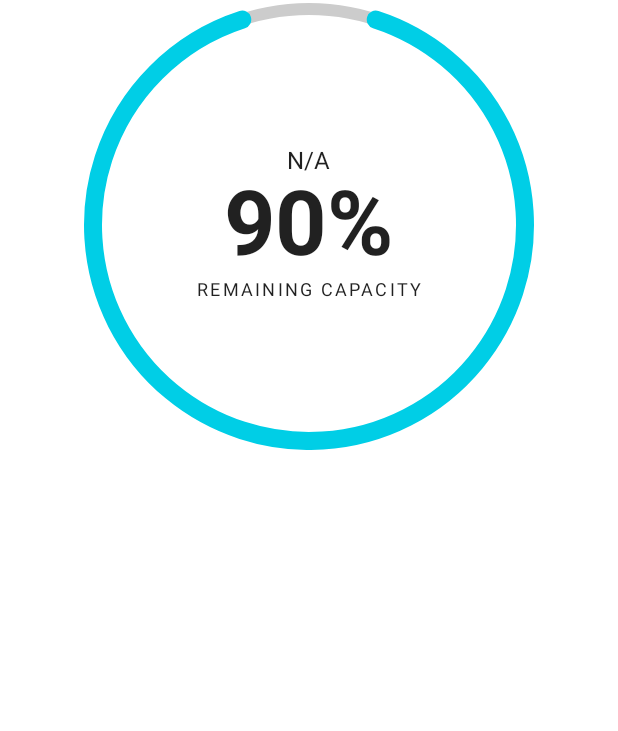
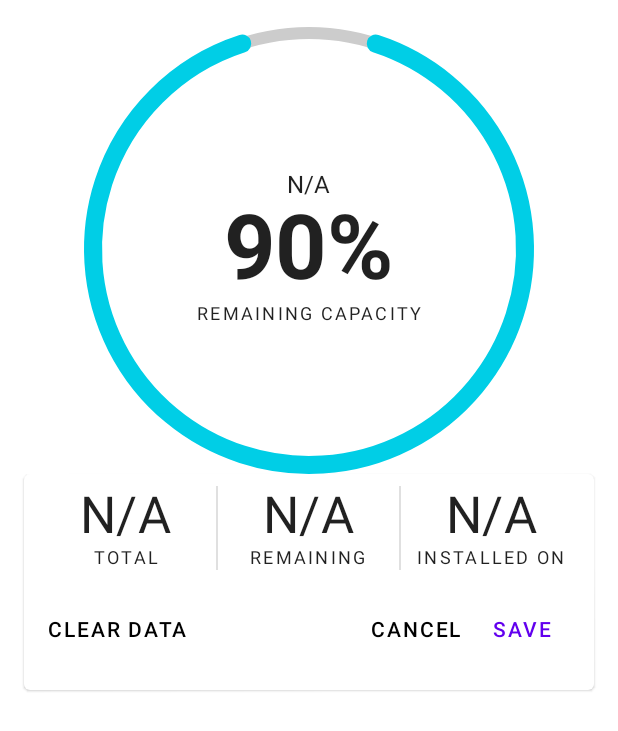
Before and after one commit to SaherAlSous/WaterFilterCompanion-JetpackCompose, an Android app built with Jetpack Compose: the screen it shows after launch (MainActivity), on a phone screen of 412 x 824 dp. Shown: the top 731 px of the screen. Run offline under Robolectric (Android 15) with nearby library versions, the phone set to English and light mode, and no system bars; our stand-ins replace Dagger/Hilt's generated code, constraintlayout-compose.

Commit message:
Video - 9 + 10 Detail Card Layout and linking functions

```diff
--- /dev/null
+++ b/app/src/main/java/com/saher/android/waterfiltercompanion_jetpackcompose/ui/components/detailscard/DetailsCard.kt
@@ -0,0 +1,162 @@
+package com.saher.android.waterfiltercompanion_jetpackcompose.ui.components.detailscard
+
+import androidx.compose.animation.AnimatedVisibility
+import androidx.compose.animation.ExperimentalAnimationApi
+import androidx.compose.animation.slideInHorizontally
+import androidx.compose.animation.slideOutHorizontally
+import androidx.compose.foundation.layout.*
+import androidx.compose.material.*
+import androidx.compose.runtime.Composable
+import androidx.compose.ui.Alignment
+import androidx.compose.ui.Modifier
+import androidx.compose.ui.res.stringResource
+import androidx.compose.ui.unit.dp
+import com.saher.android.waterfiltercompanion_jetpackcompose.R
+import com.saher.android.waterfiltercompanion_jetpackcompose.ui.components.detailscard.content.DetailsContent
+
+
+@ExperimentalAnimationApi
+@Composable
+fun DetailsCard(
+    modifier: Modifier = Modifier,
+    editMode: Boolean,
+    totalCapacity: Int?,
+    remainingCapacity: Int?,
+    installOnFormatted: String?,
+    // Callbacks
+    onEdit:() -> Unit,
+    onClearData:() -> Unit,
+    onCancel:() -> Unit,
+    onSave:() -> Unit
+) {
+  Card(
+      modifier
+          ) {
+      Column(modifier.padding(8.dp)) {
+          //Details Content
+          DetailsContent(
+              totalCapacity = totalCapacity,
+              remainingCapacity = remainingCapacity,
+              installOnFormatted = installOnFormatted
+          )
+          //Details Actions
+          DetailsActions(
+              modifier = Modifier
+                  .padding(top = 8.dp)
+              ,editMode = editMode,
+          onEdit = onEdit,
+              onClearData = onClearData,
+              onCancel = onCancel,
+              onSave = onSave
+          )
+
+      }
+  }
+}
+
+/**
+ * To make the animation conditions visible, we have
+ * to use this annotation [ExperimentalAnimationApi]
+ * and use the function [AnimatedVisibility]
+ */
+@ExperimentalAnimationApi
+@Composable
+private fun DetailsActions(
+    modifier: Modifier = Modifier,
+    editMode: Boolean,
+    //Callbacks
+    onEdit:() -> Unit,
+    onClearData:() -> Unit,
+    onCancel:() -> Unit,
+    onSave:() -> Unit) {
+Box(modifier) {
+    AnimatedVisibility(
+        visible = !editMode,
+        enter = slideInHorizontally(initialOffsetX = { fullWidth ->
+            -fullWidth
+        }),
+        exit = slideOutHorizontally(targetOffsetX = { fullWidth ->
+            -fullWidth
+        })) {
+        DetailsPermanentActions(
+            onEdit = onEdit
+        )
+    }
+    AnimatedVisibility(
+        visible = editMode,
+        enter = slideInHorizontally(initialOffsetX = { fullWidth ->
+            fullWidth
+        }),
+        exit = slideOutHorizontally(targetOffsetX = { fullWidth ->
+            fullWidth
+        })) {
+        DetailsEditModeActions(
+            onClearData = onClearData,
+            onCancel = onCancel,
+            onSave = onSave
+        )
+    }
+}
+//    if (!editMode) {
+//        DetailsPermanentActions(modifier)
+//    } else {
+//        DetailsEditModeActions(modifier)
+//    }
+}
+@Composable
+private fun DetailsPermanentActions(
+    modifier: Modifier = Modifier,
+    onEdit:() -> Unit){
+    Box ( //NonEdit Mode
+        modifier
+            .fillMaxWidth()
+    ){
+        TextButton(
+            onClick =  onEdit ,
+            modifier = Modifier.align(Alignment.Center),
+            colors = ButtonDefaults.textButtonColors(
+                contentColor = MaterialTheme.colors.onSurface
+            )) {
+            Text(
+                text = stringResource(R.string.details_card_edit).uppercase(),
+            )
+        }
+    }
+}
+
+@Composable
+private fun DetailsEditModeActions(
+    modifier: Modifier = Modifier,
+    onClearData:() -> Unit,
+    onCancel:() -> Unit,
+    onSave:() -> Unit) {
+    Row(modifier.fillMaxWidth()) { //Edit Mode
+        TextButton(
+            onClick =  onClearData ,
+            colors = ButtonDefaults.textButtonColors(
+                contentColor = MaterialTheme.colors.onSurface
+            )
+        ) {
+            Text(
+                text = stringResource(R.string.details_card_clear_data).uppercase()
+            )
+            Spacer(modifier = Modifier.weight(1f))
+            TextButton(
+                onClick =  onCancel,
+                colors = ButtonDefaults.textButtonColors(
+                    contentColor = MaterialTheme.colors.onSurface
+                )
+            ) {
+                Text(
+                    text = stringResource(R.string.details_card_cancel).uppercase()
+                )
+            }
+            TextButton(
+                onClick =  onSave ) {
+                Text(
+                    text = stringResource(id = R.string.details_card_save).uppercase()
+                )
+            }
+        }
+    }
+}
--- /dev/null
+++ b/app/src/main/java/com/saher/android/waterfiltercompanion_jetpackcompose/ui/components/detailscard/content/DetailsContent.kt
@@ -0,0 +1,73 @@
+package com.saher.android.waterfiltercompanion_jetpackcompose.ui.components.detailscard.content
+
+import androidx.compose.foundation.layout.*
+import androidx.compose.material.Divider
+import androidx.compose.runtime.Composable
+import androidx.compose.ui.Modifier
+import androidx.compose.ui.res.stringResource
+import androidx.compose.ui.unit.dp
+import com.saher.android.waterfiltercompanion_jetpackcompose.R
+import com.saher.android.waterfiltercompanion_jetpackcompose.ui.components.detailscard.content.item.DetailsContentItem
+import com.saher.android.waterfiltercompanion_jetpackcompose.ui.utils.stringResourceWithFallback
+import com.saher.android.waterfiltercompanion_jetpackcompose.ui.utils.stringwithFallback
+
+@Composable
+fun DetailsContent(
+    modifier: Modifier = Modifier,
+    totalCapacity: Int?,
+    remainingCapacity: Int?,
+    installOnFormatted: String?
+) {
+    Row(
+        modifier
+            .fillMaxWidth()
+            .height(
+                IntrinsicSize.Min
+                /**
+                 * we want to keep the height of the [Row] to the
+                 * Minimum, instead of going till the end of the screen
+                 */
+                /**
+                 * we want to keep the height of the [Row] to the
+                 * Minimum, instead of going till the end of the screen
+                 */
+            )
+    ) {
+        /**
+         * since we have three identical columns, we extracted them into
+         * [DetailsContentItem] and added the needed details.
+         */
+        /**
+         * since we have three identical columns, we extracted them into
+         * [DetailsContentItem] and added the needed details.
+         */
+        val boxModifier = Modifier.weight(1f) // to align them equally inside the [Row]
+        DetailsContentItem(
+            value = stringResourceWithFallback(R.string.details_card_total_format, totalCapacity),//<-- We are using the null check function
+            label = stringResource(R.string.details_card_total_label),
+            modifier = boxModifier
+        )
+
+        Divider(
+            Modifier
+                .fillMaxHeight()
+                .width(1.dp))
+
+        DetailsContentItem(
+            value = stringResourceWithFallback(R.string.details_card_remaining_format, remainingCapacity), //<-- We are using the null check function
+            label = stringResource(R.string.details_card_remaining_label),
+            modifier = boxModifier
+        )
+
+        Divider(
+            Modifier
+                .fillMaxHeight()
+                .width(1.dp))
+
+        DetailsContentItem(
+            value = stringwithFallback(installOnFormatted) ,//<-- We are using the null check function
+            label = stringResource(R.string.details_card_installed_on_label),
+            modifier = boxModifier
+        )
+    }
+}
--- /dev/null
+++ b/app/src/main/java/com/saher/android/waterfiltercompanion_jetpackcompose/ui/components/detailscard/content/item/DetailsContentItem.kt
@@ -0,0 +1,61 @@
+package com.saher.android.waterfiltercompanion_jetpackcompose.ui.components.detailscard.content.item
+
+import androidx.compose.foundation.layout.Column
+import androidx.compose.foundation.layout.defaultMinSize
+import androidx.compose.material.MaterialTheme
+import androidx.compose.material.Text
+import androidx.compose.runtime.Composable
+import androidx.compose.ui.Alignment
+import androidx.compose.ui.Modifier
+import androidx.compose.ui.unit.sp
+
+/**
+ * since we are creating the same column three times. we did this function
+ * so we wont duplicate the code, and it is better for debugging
+ */
+@Composable
+fun DetailsContentItem(
+    modifier: Modifier = Modifier,
+    value: String,
+    label: String
+){
+    Column(modifier) {
+        val itemModifier = Modifier
+            .align(
+                Alignment.CenterHorizontally
+            )
+        DetailsContentTextItemValue(
+            value = value,
+            modifier = itemModifier
+        )
+        DetailsContentItemLabel(
+            label = label,
+            modifier = itemModifier
+        )
+    }
+}
+
+@Composable
+private fun DetailsContentTextItemValue(
+    modifier: Modifier = Modifier,
+    value : String
+){
+    Text(
+        text = value,
+        modifier = modifier,
+        style = MaterialTheme.typography.h4
+    )
+}
+
+@Composable
+private fun DetailsContentItemLabel(
+    modifier: Modifier = Modifier,
+    label : String
+){
+    Text(
+        text = label.uppercase(),
+        modifier = modifier,
+        style = MaterialTheme.typography.overline,
+        fontSize = 12.sp,
+    )
+}
--- a/app/src/main/java/com/saher/android/waterfiltercompanion_jetpackcompose/ui/screen/main/MainActivity.kt
+++ b/app/src/main/java/com/saher/android/waterfiltercompanion_jetpackcompose/ui/screen/main/MainActivity.kt
@@ -4,6 +4,7 @@ import android.os.Bundle
 import androidx.activity.ComponentActivity
 import androidx.activity.compose.setContent
 import androidx.activity.viewModels
+import androidx.compose.animation.ExperimentalAnimationApi
 import androidx.compose.material.MaterialTheme
 import androidx.compose.material.Surface
 import com.saher.android.waterfiltercompanion_jetpackcompose.ui.theme.WaterFilterCompanionJetpackComposeTheme
@@ -15,6 +16,7 @@ class MainActivity : ComponentActivity() {
 
     private val viewModel: MainViewModel by viewModels()
 
+    @ExperimentalAnimationApi
     override fun onCreate(savedInstanceState: Bundle?) {
         super.onCreate(savedInstanceState)
         setContent {
--- a/app/src/main/java/com/saher/android/waterfiltercompanion_jetpackcompose/ui/screen/main/MainScreen.kt
+++ b/app/src/main/java/com/saher/android/waterfiltercompanion_jetpackcompose/ui/screen/main/MainScreen.kt
@@ -1,29 +1,57 @@
 package com.saher.android.waterfiltercompanion_jetpackcompose.ui.screen.main
 
-import androidx.compose.foundation.layout.fillMaxSize
-import androidx.compose.foundation.layout.fillMaxWidth
-import androidx.compose.foundation.layout.height
+import android.util.Log
+import androidx.compose.animation.ExperimentalAnimationApi
+import androidx.compose.foundation.layout.*
 import androidx.compose.material.*
 import androidx.compose.runtime.Composable
 import androidx.compose.ui.Modifier
 import androidx.compose.ui.unit.dp
-import com.saher.android.waterfiltercompanion_jetpackcompose.ui.components.ringindicator.Ring
+import com.saher.android.waterfiltercompanion_jetpackcompose.ui.components.detailscard.DetailsCard
 import com.saher.android.waterfiltercompanion_jetpackcompose.ui.components.ringindicator.RingIndicator
-import com.saher.android.waterfiltercompanion_jetpackcompose.ui.theme.ColorRingBackground
-import com.saher.android.waterfiltercompanion_jetpackcompose.ui.theme.ColorRingForeground
 import com.saher.android.waterfiltercompanion_jetpackcompose.ui.theme.WaterFilterCompanionJetpackComposeTheme
 
+@ExperimentalAnimationApi
 @Composable
 fun MainScreen(viewModel: MainViewModel) {
     WaterFilterCompanionJetpackComposeTheme {
         // A surface container using the 'background' color from the theme
-        Surface(color = MaterialTheme.colors.background) {
+        Surface(modifier =
+        Modifier
+            .fillMaxWidth()
+            .height(
+                IntrinsicSize.Min),
+            color = MaterialTheme.colors.background
+        ) {
+            Column(
+                Modifier
+                    .padding(16.dp)
+                    .wrapContentHeight()
+            ) {
             RingIndicator(
                 Modifier
-                .fillMaxWidth()
-                .height(300.dp), // we defined the height of this section on screen.
+                    .fillMaxWidth()
+                    .height(300.dp), // we defined the height of this section on screen.
                 fill=0.9f,
                 daysInUse = null) // added the default values.
+                DetailsCard(
+                    modifier =
+                    Modifier
+                        .padding(
+                        top = 0.dp),
+                    editMode = true,
+                    totalCapacity = null,
+                    remainingCapacity = null,
+                    installOnFormatted = null,
+                    onEdit = { log("onEdit")},
+                    onClearData = { log("onClearData")},
+                    onCancel ={ log("onCancel")},
+                    onSave = {log("onSave")}
+                )
+            }
         }
     }
 }
+private fun log(string: String){
+    Log.d("MainScreen", string)
+}
--- a/app/src/main/java/com/saher/android/waterfiltercompanion_jetpackcompose/ui/utils/ComposableUtils.kt
+++ b/app/src/main/java/com/saher/android/waterfiltercompanion_jetpackcompose/ui/utils/ComposableUtils.kt
@@ -1,9 +1,14 @@
 package com.saher.android.waterfiltercompanion_jetpackcompose.ui.utils
 
+import androidx.compose.ui.graphics.Color
 import androidx.annotation.PluralsRes
+import androidx.annotation.StringRes
+import androidx.compose.foundation.border
 import androidx.compose.runtime.Composable
+import androidx.compose.ui.Modifier
 import androidx.compose.ui.platform.LocalContext
 import androidx.compose.ui.res.stringResource
+import androidx.compose.ui.unit.dp
 import com.saher.android.waterfiltercompanion_jetpackcompose.R
 
 /**
@@ -32,3 +37,32 @@ fun quantityStringResourceWithFallback(
         stringResource(id = R.string.not_available)
     }
 }
+
+/**
+ * in case the use didn't put anything in the values.
+ * we want to display N/A
+ */
+@Composable
+fun stringResourceWithFallback(
+    @StringRes stringResFormat: Int,
+    argument: Any?
+): String {
+    return if (argument != null)
+        stringResource(stringResFormat, argument)
+    else stringResource(R.string.not_available)
+}
+
+@Composable
+fun stringwithFallback(string: String?):String {
+    return string?: stringResource(R.string.not_available)
+}
+/**
+ * we created this extension to debug the code in case there is any issue.
+ * we can create an extension to be as a template for the design of the boxes below.
+ */
+ fun Modifier.debugBoarder(
+    color: Color = Color.Red
+) : Modifier = this.border(
+width = 1.dp,
+    color = color
+)
--- a/app/src/main/res/values/strings.xml
+++ b/app/src/main/res/values/strings.xml
@@ -10,4 +10,20 @@
         <item quantity="other">%d days in use</item>
     </plurals>
     <string name="ring_indicator_remaining_capacity_label">Remaining Capacity</string>
+
+    <!-- Details Card labels-->
+    <string name="details_card_total_label">Total</string>
+    <string name="details_card_remaining_label">Remaining</string>
+    <string name="details_card_installed_on_label">Installed on</string>
+
+    <!-- Details Card Controls-->
+    <string name="details_card_edit">Edit</string>
+    <string name="details_card_clear_data">Clear Data</string>
+    <string name="details_card_cancel">Cancel</string>
+    <string name="details_card_save">Save</string>
+
+    <!-- These strings are in Details Content and they accept Ints-->
+    <string name="details_card_total_format">%d L</string>
+    <string name="details_card_remaining_format">%d L</string>
+
 </resources>
```
